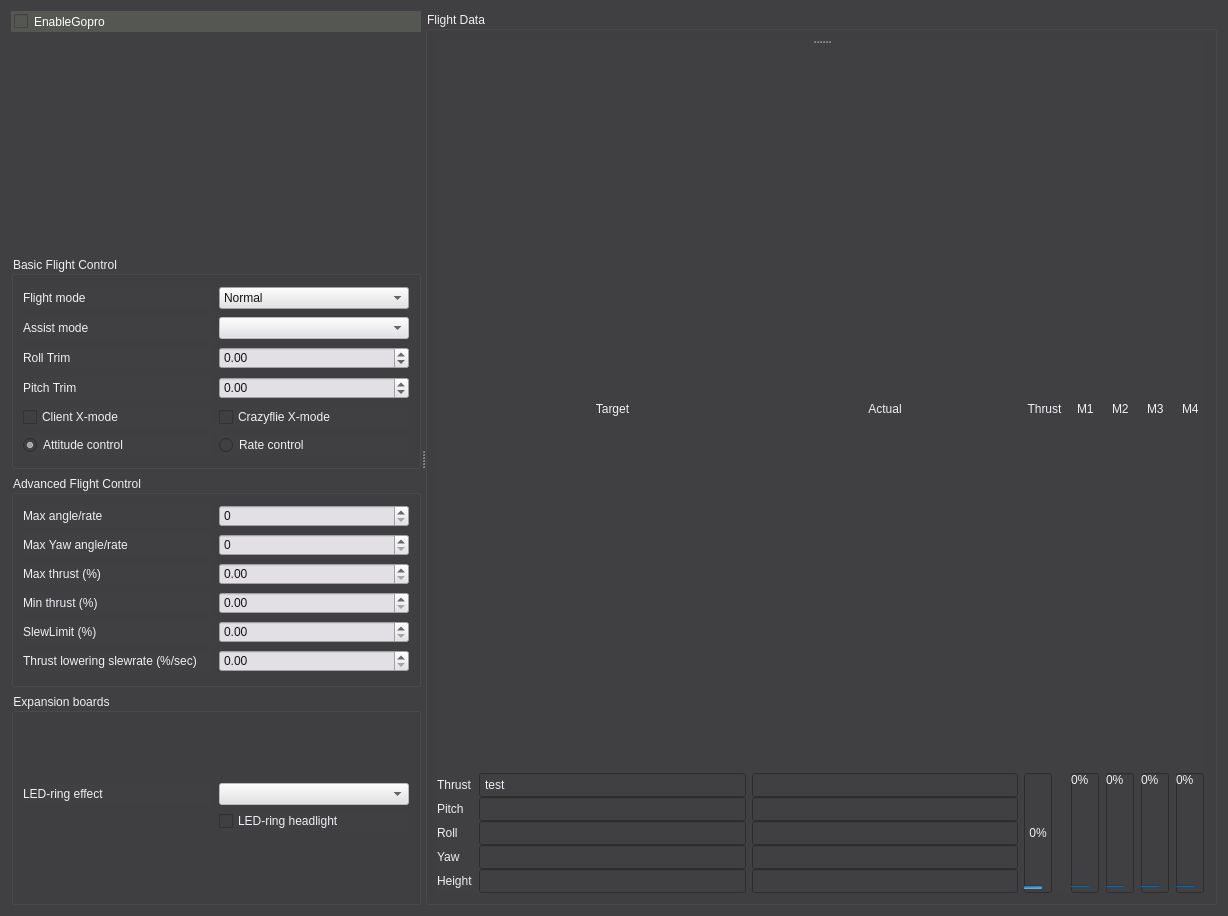
This is src/cfclient/ui/tabs/flightTab.ui in takyonxxx/CfClient as Qt 5 draws it before an edit. The edited form follows.
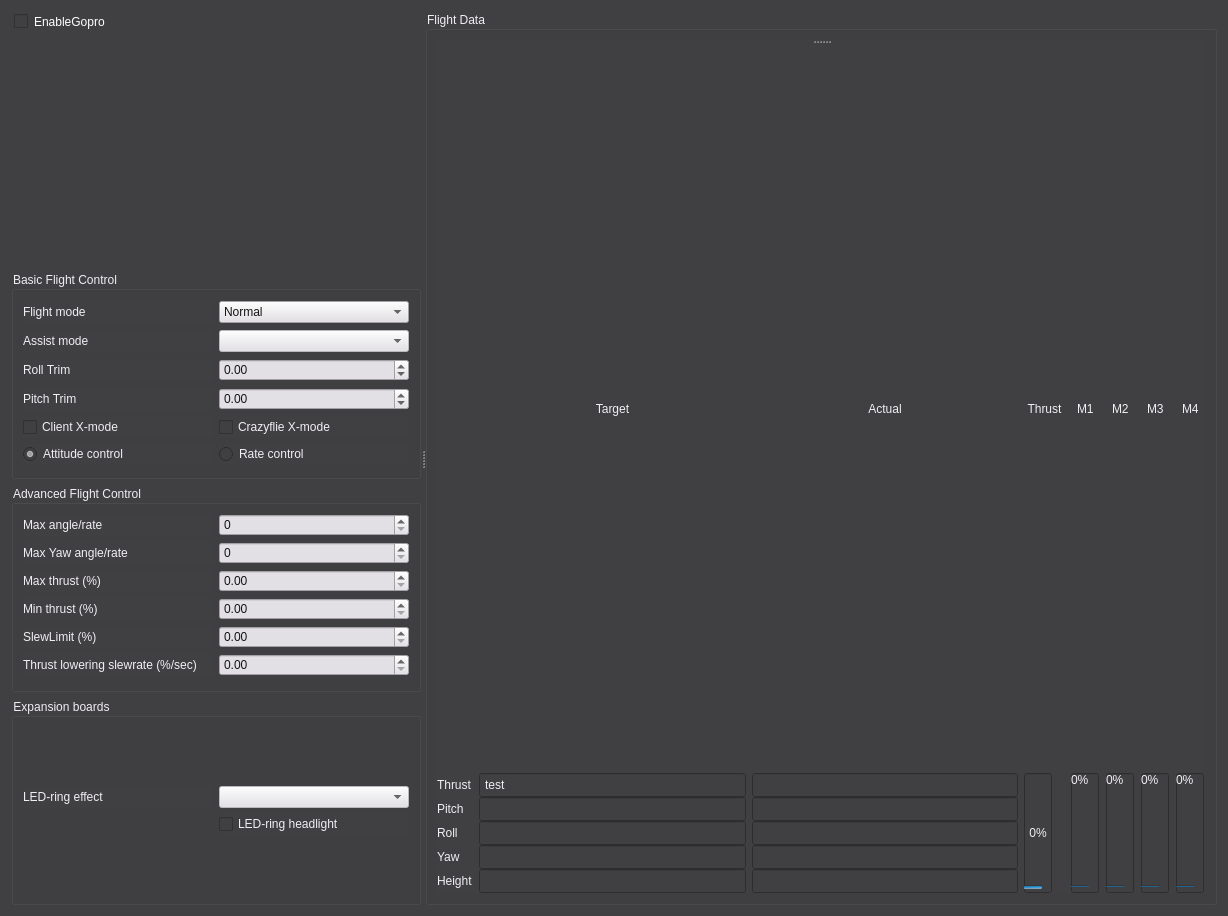
This is the edited form.

Diff of the .ui file:
```diff
--- a/src/cfclient/ui/tabs/flightTab.ui
+++ b/src/cfclient/ui/tabs/flightTab.ui
@@ -31,7 +31,7 @@
        <item>
         <widget class="QCheckBox" name="checkEnableGoPro">
          <property name="styleSheet">
-          <string notr="true">background-color: rgb(85, 87, 83);
+          <string notr="true">background-color: rgb(64, 63, 65);
 color: rgb(255, 255, 255);
 padding: 3px;</string>
          </property>
@@ -40,6 +40,19 @@
          </property>
         </widget>
        </item>
+       <item>
+        <spacer name="horizontalSpacer">
+         <property name="orientation">
+          <enum>Qt::Horizontal</enum>
+         </property>
+         <property name="sizeHint" stdset="0">
+          <size>
+           <width>40</width>
+           <height>20</height>
+          </size>
+         </property>
+        </spacer>
+       </item>
        <item>
         <widget class="QLabel" name="video_window">
          <property name="text">
```
